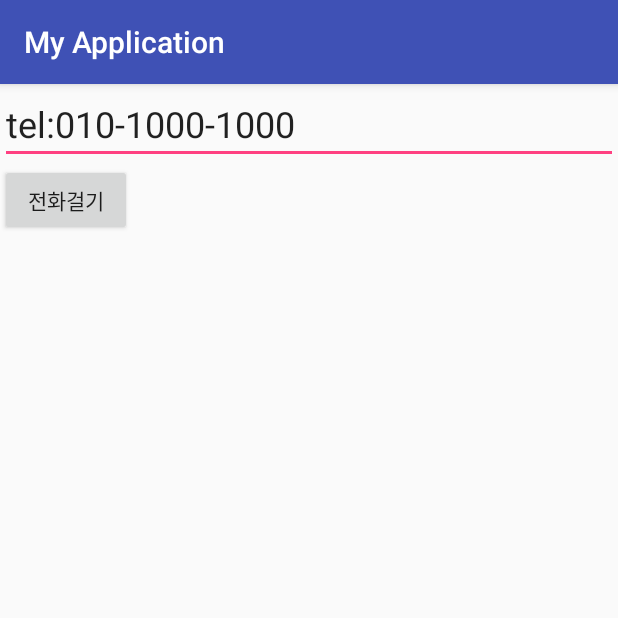
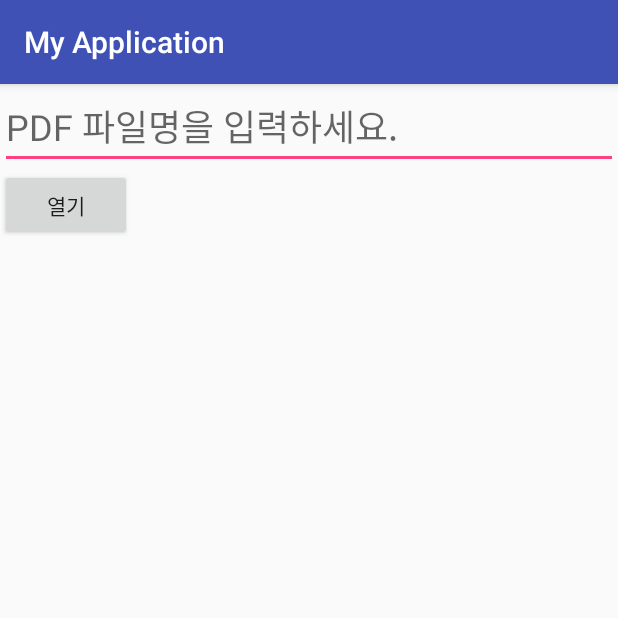
Before and after one commit to sealionA/MyApplication3, an Android app: the screen it shows after launch (MainActivity), on a phone screen of 412 x 824 dp, the top half of it. Run offline under Robolectric (Android 15) with nearby library versions, the phone set to English and light mode, and no system bars.

Commit message:
PDF암묵적 파일 열기
PDF를 암묵적으로 여는 프로그램

```diff
--- a/app/src/main/AndroidManifest.xml
+++ b/app/src/main/AndroidManifest.xml
@@ -1,6 +1,10 @@
 <?xml version="1.0" encoding="utf-8"?>
 <manifest xmlns:android="http://schemas.android.com/apk/res/android"
     package="com.example.minja.myapplication">
+
+
+    <uses-permission android:name="android.permission.READ_EXTERNAL_STORAGE"/>
+    <uses-permission android:name="android.permission.WRITE_EXTERNAL_STORAGE"/>
 
     <application
         android:allowBackup="true"
--- a/app/src/main/res/layout/activity_main.xml
+++ b/app/src/main/res/layout/activity_main.xml
@@ -9,14 +9,14 @@
         android:id="@+id/editText"
         android:layout_width="match_parent"
         android:layout_height="wrap_content"
-        android:text="tel:010-1000-1000"
-        android:textSize="24dp"/>
+        android:textSize="24dp"
+        android:hint = "PDF 파일명을 입력하세요."/>
     <Button
-        android:id="@+id/button"
+        android:id="@+id/onButton1Clicked"
         android:layout_width="wrap_content"
         android:layout_height="wrap_content"
-        android:text="전화걸기"
-        android:onClick="onButton1Click"/>
+        android:text="열기"
+        android:onClick="onButton1Clicked"/>
 
 
 </LinearLayout>
```
Also changed, not shown: app/src/main/java/com/example/minja/myapplication/MainActivity.java (+36 -10 lines).
